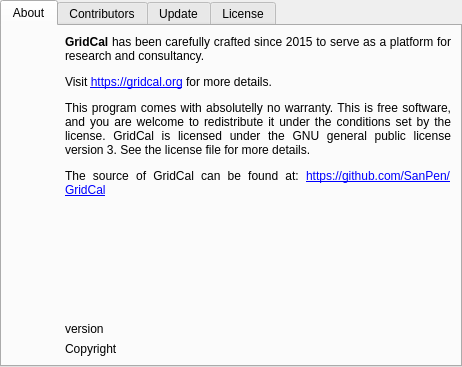
First picture: the form in src/GridCal/Gui/AboutDialogue/gui.ui, repository SanPen/GridCal, before the edit.
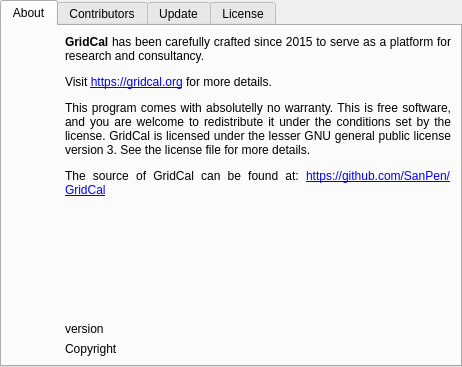
Second picture: the form after the edit. Icons and pictures are not drawn.

The edit to the form file:
```diff
--- a/src/GridCal/Gui/AboutDialogue/gui.ui
+++ b/src/GridCal/Gui/AboutDialogue/gui.ui
@@ -46,7 +46,7 @@
           <enum>Qt::LeftToRight</enum>
          </property>
          <property name="text">
-          <string>&lt;html&gt;&lt;head/&gt;&lt;body&gt;&lt;p align=&quot;justify&quot;&gt;&lt;span style=&quot; font-weight:600;&quot;&gt;GridCal&lt;/span&gt; has been carefully crafted since 2015 to serve as a platform for research and consultancy. &lt;/p&gt;&lt;p align=&quot;justify&quot;&gt;Visit &lt;a href=&quot;https://gridcal.org&quot;&gt;&lt;span style=&quot; text-decoration: underline; color:#0000ff;&quot;&gt;https://gridcal.org&lt;/span&gt;&lt;/a&gt; for more details.&lt;/p&gt;&lt;p align=&quot;justify&quot;&gt;This program comes with absolutelly no warranty. This is free software, and you are welcome to redistribute it under the conditions set by the license. GridCal is licensed under the GNU general public license version 3. See the license file for more details.&lt;/p&gt;&lt;p align=&quot;justify&quot;&gt;The source of GridCal can be found at: &lt;a href=&quot;https://github.com/SanPen/GridCal&quot;&gt;&lt;span style=&quot; text-decoration: underline; color:#0000ff;&quot;&gt;https://github.com/SanPen/GridCal&lt;/span&gt;&lt;/a&gt;&lt;/p&gt;&lt;/body&gt;&lt;/html&gt;</string>
+          <string>&lt;html&gt;&lt;head/&gt;&lt;body&gt;&lt;p align=&quot;justify&quot;&gt;&lt;span style=&quot; font-weight:600;&quot;&gt;GridCal&lt;/span&gt; has been carefully crafted since 2015 to serve as a platform for research and consultancy. &lt;/p&gt;&lt;p align=&quot;justify&quot;&gt;Visit &lt;a href=&quot;https://gridcal.org&quot;&gt;&lt;span style=&quot; text-decoration: underline; color:#0000ff;&quot;&gt;https://gridcal.org&lt;/span&gt;&lt;/a&gt; for more details.&lt;/p&gt;&lt;p align=&quot;justify&quot;&gt;This program comes with absolutelly no warranty. This is free software, and you are welcome to redistribute it under the conditions set by the license. GridCal is licensed under the lesser GNU general public license version 3. See the license file for more details.&lt;/p&gt;&lt;p align=&quot;justify&quot;&gt;The source of GridCal can be found at: &lt;a href=&quot;https://github.com/SanPen/GridCal&quot;&gt;&lt;span style=&quot; text-decoration: underline; color:#0000ff;&quot;&gt;https://github.com/SanPen/GridCal&lt;/span&gt;&lt;/a&gt;&lt;/p&gt;&lt;/body&gt;&lt;/html&gt;</string>
          </property>
          <property name="alignment">
           <set>Qt::AlignLeading|Qt::AlignLeft|Qt::AlignTop</set>
```
